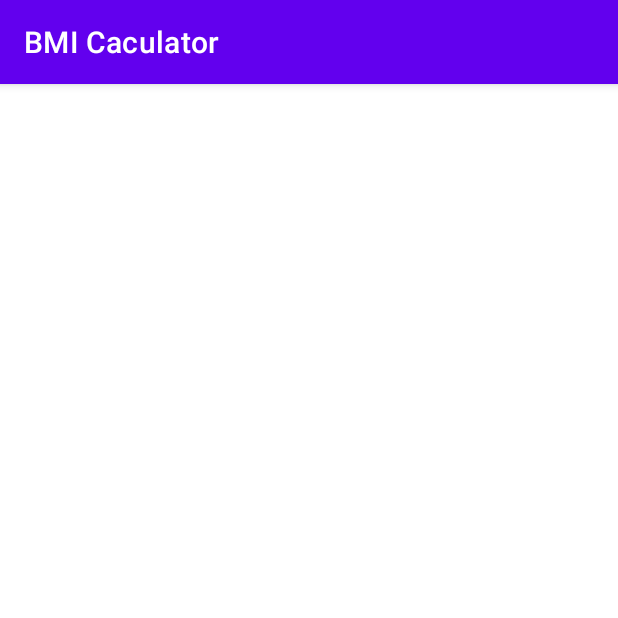
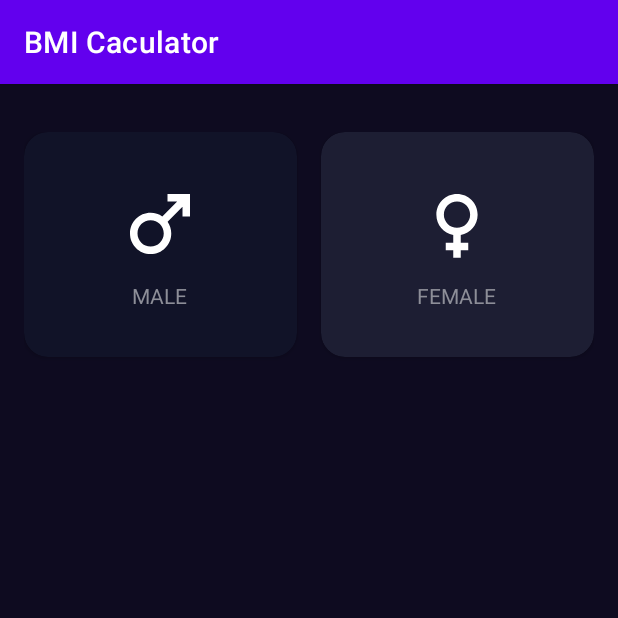
Before and after one commit to yonycalsin/BMI-Calculator, an Android app: the screen it shows after launch (MainActivity), on a phone screen of 412 x 824 dp, the top half of it. Run offline under Robolectric (Android 15) with nearby library versions, the phone set to English and light mode, and no system bars.

Commit message:
feat: add cards for the options

```diff
--- /dev/null
+++ b/app/src/main/res/drawable/ic_female.xml
@@ -0,0 +1,5 @@
+<vector android:height="24dp" android:tint="#000000"
+    android:viewportHeight="24" android:viewportWidth="24"
+    android:width="24dp" xmlns:android="http://schemas.android.com/apk/res/android">
+    <path android:fillColor="@android:color/white" android:pathData="M17.5,9.5C17.5,6.46 15.04,4 12,4S6.5,6.46 6.5,9.5c0,2.7 1.94,4.93 4.5,5.4V17H9v2h2v2h2v-2h2v-2h-2v-2.1C15.56,14.43 17.5,12.2 17.5,9.5zM8.5,9.5C8.5,7.57 10.07,6 12,6s3.5,1.57 3.5,3.5S13.93,13 12,13S8.5,11.43 8.5,9.5z"/>
+</vector>
--- /dev/null
+++ b/app/src/main/res/drawable/ic_male.xml
@@ -0,0 +1,5 @@
+<vector android:height="24dp" android:tint="#000000"
+    android:viewportHeight="24" android:viewportWidth="24"
+    android:width="24dp" xmlns:android="http://schemas.android.com/apk/res/android">
+    <path android:fillColor="@android:color/white" android:pathData="M9.5,11c1.93,0 3.5,1.57 3.5,3.5S11.43,18 9.5,18S6,16.43 6,14.5S7.57,11 9.5,11zM9.5,9C6.46,9 4,11.46 4,14.5S6.46,20 9.5,20s5.5,-2.46 5.5,-5.5c0,-1.16 -0.36,-2.23 -0.97,-3.12L18,7.42V10h2V4h-6v2h2.58l-3.97,3.97C11.73,9.36 10.66,9 9.5,9z"/>
+</vector>
--- a/app/src/main/res/layout/activity_main.xml
+++ b/app/src/main/res/layout/activity_main.xml
@@ -4,6 +4,78 @@
     xmlns:tools="http://schemas.android.com/tools"
     android:layout_width="match_parent"
     android:layout_height="match_parent"
+    android:background="@color/background"
+    android:paddingHorizontal="16dp"
+    android:paddingVertical="32dp"
     tools:context=".MainActivity">
 
+    <androidx.cardview.widget.CardView
+        android:id="@+id/cardMale"
+        android:layout_width="0dp"
+        android:layout_height="150dp"
+        android:layout_marginEnd="16dp"
+        app:cardBackgroundColor="@color/card_background_selected"
+        app:cardCornerRadius="16dp"
+        app:layout_constraintEnd_toStartOf="@+id/cardFemale"
+        app:layout_constraintStart_toStartOf="parent"
+        app:layout_constraintTop_toTopOf="parent">
+
+        <androidx.appcompat.widget.LinearLayoutCompat
+            android:layout_width="match_parent"
+            android:layout_height="match_parent"
+            android:gravity="center"
+            android:orientation="vertical">
+
+            <androidx.appcompat.widget.AppCompatImageView
+                android:layout_width="60dp"
+                android:layout_height="60dp"
+                android:src="@drawable/ic_male"
+                android:tint="@color/white" />
+
+            <androidx.appcompat.widget.AppCompatTextView
+                android:layout_width="wrap_content"
+                android:layout_height="wrap_content"
+                android:layout_marginTop="8dp"
+                android:text="@string/male"
+                android:textAllCaps="true"
+                android:textColor="@color/text" />
+
+        </androidx.appcompat.widget.LinearLayoutCompat>
+
+    </androidx.cardview.widget.CardView>
+
+    <androidx.cardview.widget.CardView
+        android:id="@+id/cardFemale"
+        android:layout_width="0dp"
+        android:layout_height="150dp"
+        app:cardBackgroundColor="@color/card_background"
+        app:cardCornerRadius="16dp"
+        app:layout_constraintEnd_toEndOf="parent"
+        app:layout_constraintStart_toEndOf="@+id/cardMale"
+        app:layout_constraintTop_toTopOf="parent">
+
+        <androidx.appcompat.widget.LinearLayoutCompat
+            android:layout_width="match_parent"
+            android:layout_height="match_parent"
+            android:gravity="center"
+            android:orientation="vertical">
+
+            <androidx.appcompat.widget.AppCompatImageView
+                android:layout_width="60dp"
+                android:layout_height="60dp"
+                android:src="@drawable/ic_female"
+                android:tint="@color/white" />
+
+            <androidx.appcompat.widget.AppCompatTextView
+                android:layout_width="wrap_content"
+                android:layout_height="wrap_content"
+                android:layout_marginTop="8dp"
+                android:text="@string/female"
+                android:textAllCaps="true"
+                android:textColor="@color/text" />
+
+        </androidx.appcompat.widget.LinearLayoutCompat>
+
+    </androidx.cardview.widget.CardView>
+
 </androidx.constraintlayout.widget.ConstraintLayout>
--- a/app/src/main/res/values/colors.xml
+++ b/app/src/main/res/values/colors.xml
@@ -7,4 +7,10 @@
     <color name="teal_700">#FF018786</color>
     <color name="black">#FF000000</color>
     <color name="white">#FFFFFFFF</color>
+
+    <color name="background">#0E0B20</color>
+    <color name="card_background">#1D1E33</color>
+    <color name="card_background_selected">#FF111328</color>
+    <color name="button_background">#EB1555</color>
+    <color name="text">#FF8D8E98</color>
 </resources>
--- a/app/src/main/res/values/strings.xml
+++ b/app/src/main/res/values/strings.xml
@@ -1,3 +1,5 @@
 <resources>
     <string name="app_name">BMI Caculator</string>
+    <string name="male">Male</string>
+    <string name="female">Female</string>
 </resources>
```
